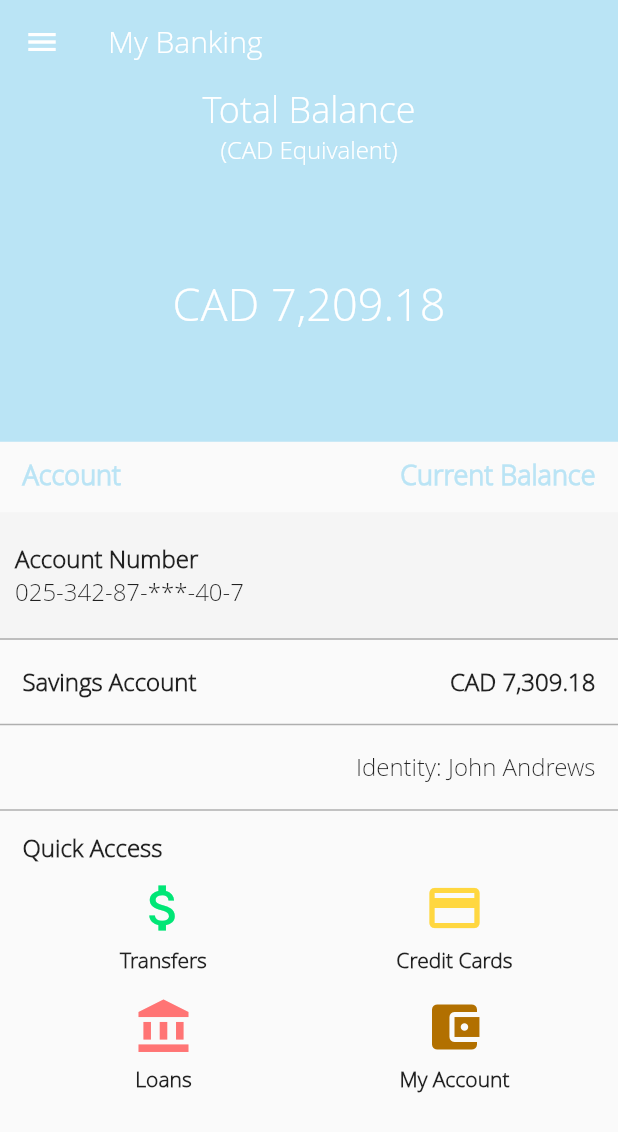
After one commit to Anirudhsfc/GoDashAppTemplate, a Flutter app: the NewAccountDetails screen opened directly, on a phone screen of 412 x 824 dp. The commit adds this screen. Shown: the top 1132 px of the screen. Run offline on Flutter 3.47's test engine with Material 2 defaults, Android fonts, the phone set to English and light mode, and no system bars.

Commit message:
New Account Details

```diff
--- /dev/null
+++ b/lib/pages/NewAccountDetails.dart
@@ -0,0 +1,474 @@
+import 'package:flutter/material.dart';
+import 'package:flutter/cupertino.dart';
+import './TransferPage.dart';
+
+class NewAccountDetails extends StatelessWidget {
+  @override
+  Widget build(BuildContext context) {
+    return Scaffold(
+      appBar: AppBar(
+        title: Text(
+          'My Banking',
+           style: TextStyle(fontFamily: 'opensans', color: Colors.white),
+          ),
+        backgroundColor: Color.fromRGBO(186, 228, 245, 1.0),
+        elevation: 0.0,
+      ),
+      drawer: Drawer(
+        child: ListView(
+          children: <Widget>[
+            Container(
+              height: 155.0,
+              color: Color.fromRGBO(186, 228, 245, 1.0),
+              child: Align(
+                alignment: Alignment.centerLeft,
+                child: Image.asset(
+                  'assets/images/logo.gif',
+                ),
+              ),
+            ),
+            ListTile(
+              leading: Icon(Icons.change_history),
+              title: Text("List1"),
+              onTap: () {},
+            ),
+            ListTile(
+              leading: Icon(Icons.access_alarm),
+              title: Text("List2"),
+              onTap: () {},
+            ),
+            ListTile(
+              leading: Icon(Icons.account_balance),
+              title: Text("List3"),
+              onTap: () {},
+            ),
+            ListTile(
+              leading: Icon(Icons.account_box),
+              title: Text("List4"),
+              onTap: () {},
+            ),
+            ListTile(
+              leading: Icon(Icons.supervisor_account),
+              title: Text("List5"),
+              onTap: () {},
+            ),
+            ListTile(
+              leading: Icon(Icons.account_circle),
+              title: Text("Your Account"),
+              onTap: () {},
+            ),
+          ],
+        ),
+      ),
+      body: Column(
+        // child: Column(
+          mainAxisSize: MainAxisSize.max,
+          mainAxisAlignment: MainAxisAlignment.start,
+          crossAxisAlignment: CrossAxisAlignment.stretch,
+          children: <Widget>[
+            Expanded(
+              child: Container(
+                color: Color.fromRGBO(186, 228, 245, 1.0),
+                child: Column(
+                  children: <Widget>[
+                    Container(
+                      child: Align(
+                        alignment: Alignment.center,
+                        child: Text(
+                          "Total Balance",
+                          style: TextStyle(fontFamily: 'opensans', fontSize: 24.0, color: Colors.white),
+                        ),
+                      ),
+                    ),
+                    Container(
+                      child: Align(
+                        alignment: Alignment.center,
+                        child: Text(
+                          "(CAD Equivalent)",
+                          style: TextStyle(fontFamily: 'opensans', fontSize: 16.0, color: Colors.white),
+                        ),
+                      ),
+                    ),
+                    Expanded(
+                      child: Align(
+                        alignment: Alignment.center,
+                        child: Text(
+                          "CAD 7,209.18",
+                          style: TextStyle(fontFamily: 'opensans', fontSize: 30.0, color: Colors.white),
+                        ),
+                      ),
+                    ),
+                  ]
+                )
+              ),
+            ),
+            // Container(
+            //   child: Container(
+            //     margin: EdgeInsets.only(top: 10.0),
+            //     child: Text(
+            //       "Account                               Current Balance",
+            //       style: TextStyle(fontFamily: 'opensans', fontSize: 18.0, color: Color.fromRGBO(186, 228, 245, 1.0), fontWeight: FontWeight.bold),
+            //     ),
+            //   ),
+            // ),
+            Container(
+              child: Container(
+                margin: EdgeInsets.only(top: 10.0),
+                padding: EdgeInsets.only(left: 15.0, right: 15.0),
+                child: Row(
+                  children: <Widget>[
+                    Expanded(
+                      // padding: EdgeInsets.only(left: 10.0),
+                      child: Align(
+                        alignment: Alignment.centerLeft,
+                        child: Text(
+                          "Account",
+                          style: TextStyle(fontFamily: 'opensans', fontSize: 18.0, color: Color.fromRGBO(186, 228, 245, 1.0), fontWeight: FontWeight.bold),                        ),
+                      ),
+                    ),
+                    Expanded(
+                      // padding: EdgeInsets.only(left: 10.0),
+                      child: Align(
+                        alignment: Alignment.centerRight,
+                        child: Text(
+                          "Current Balance",
+                          style: TextStyle(fontFamily: 'opensans', fontSize: 18.0, color: Color.fromRGBO(186, 228, 245, 1.0), fontWeight: FontWeight.bold),
+                        ),
+                      ),
+                    ),
+                  ]
+                ),
+              ),
+            ),
+            Container(
+              child: Container(
+                margin: EdgeInsets.only(top: 12.0),
+                padding: EdgeInsets.only(top: 20.0, bottom: 20.0),
+                decoration: const BoxDecoration(
+                  border: Border(
+                    bottom: BorderSide(color: Color.fromRGBO(0, 0, 0, 0.3))
+                    ),
+                    color: Color.fromRGBO(245, 245, 245, 1.0),
+                ),
+                child: Column(
+                  children: <Widget>[
+                    Container(
+                      padding: EdgeInsets.only(left: 10.0),
+                      child: Align(
+                        alignment: Alignment.centerLeft,
+                        child: Text(
+                          "Account Number",
+                          style: TextStyle(fontFamily: 'opensans', fontSize: 16.0, fontWeight: FontWeight.bold),                        ),
+                      ),
+                    ),
+                    Container(
+                      padding: EdgeInsets.only(left: 10.0),
+                      child: Align(
+                        alignment: Alignment.centerLeft,
+                        child: Text(
+                          "025-342-87-***-40-7",
+                          style: TextStyle(fontFamily: 'opensans', fontSize: 16.0),
+                        ),
+                      ),
+                    ),
+                  ]
+                ),
+              ),
+            ),
+            Container(
+              child: Container(
+                padding: EdgeInsets.only(top: 17.0, bottom: 17.0, left: 15.0, right:15.0),
+                decoration: const BoxDecoration(
+                  border: Border(
+                    bottom: BorderSide(color: Color.fromRGBO(0, 0, 0, 0.3))
+                    ),
+                ),
+                child: Row(
+                  children: <Widget>[
+                    Expanded(
+                      // padding: EdgeInsets.only(left: 10.0),
+                      child: Align(
+                        alignment: Alignment.centerLeft,
+                        child: Text(
+                          "Savings Account",
+                          style: TextStyle(fontFamily: 'opensans', fontSize: 16.0, fontWeight: FontWeight.bold),                        ),
+                      ),
+                    ),
+                    Expanded(
+                      // padding: EdgeInsets.only(left: 10.0),
+                      child: Align(
+                        alignment: Alignment.centerRight,
+                        child: Text(
+                          "CAD 7,309.18",
+                          style: TextStyle(fontFamily: 'opensans', fontSize: 16.0, fontWeight: FontWeight.bold),
+                        ),
+                      ),
+                    ),
+                  ]
+                ),
+              ),
+            ),
+            // Container(
+            //   child: Container(
+            //     padding: EdgeInsets.only(top: 17.0, bottom: 17.0, left: 15.0, right: 15.0),
+            //     decoration: const BoxDecoration(
+            //       border: Border(
+            //         bottom: BorderSide(color: Color.fromRGBO(0, 0, 0, 0.3))
+            //         ),
+            //     ),
+            //     child: Text(
+            //       "The information is for reference and should not be regarded as a balance confirmation.",
+            //       style: TextStyle(fontFamily: 'opensans', fontSize: 16.0),
+            //       textAlign: TextAlign.justify,
+            //     ),
+            //   ),
+            // ),
+            Container(
+              child: Container(
+                padding: EdgeInsets.only(top: 17.0, bottom: 17.0, left: 15.0, right: 15.0),
+                decoration: const BoxDecoration(
+                  border: Border(
+                    bottom: BorderSide(color: Color.fromRGBO(0, 0, 0, 0.3))
+                    ),
+                ),
+                child: Align(
+                  alignment: Alignment.centerRight,
+                  child: Text(
+                    "Identity: John Andrews",
+                    style: TextStyle(fontFamily: 'opensans', fontSize: 16.0),
+                  ),
+                ),
+              ),
+            ),
+            Container(
+              child: Container(
+                padding: EdgeInsets.only(top: 14.0, bottom: 9.0, left: 15.0, right: 15.0),
+                child: Align(
+                  alignment: Alignment.centerLeft,
+                  child: Text(
+                    "Quick Access",
+                    style: TextStyle(fontFamily: 'opensans', fontSize: 16.0, fontWeight: FontWeight.bold),
+                  ),
+                ),
+              ),
+            ),
+            Expanded(
+              child: Container(
+                padding: EdgeInsets.only(left: 12.0, right: 12.0),
+                child: Column(
+                  children: <Widget>[
+                    Container(
+                      child: Row(
+                        children: <Widget>[
+                          Expanded(
+                            child: Column(
+                              children: <Widget>[
+                                GestureDetector(
+                                  onTap: () {
+                                    Navigator.push(
+                                          context,
+                                          MaterialPageRoute(
+                                            builder: (context) => TransferPage(),
+                                          ),
+                                        );
+                                  },
+                                  child: Icon(
+                                    Icons.attach_money,
+                                    size: 40.0,
+                                    color: Color.fromRGBO(0, 230, 118, 1.0),
+                                  )
+                                ),
+                                Container(
+                                  padding: EdgeInsets.only(top: 5.0),
+                                  alignment: Alignment.center,
+                                  child: Align(
+                                    alignment: Alignment.center,
+                                    child: Text(
+                                      "Transfers",
+                                      style: TextStyle(fontFamily: 'opensans', fontSize: 14.0, fontWeight: FontWeight.bold),
+                                    ),
+                                  ),
+                                )
+                              ]
+                            )
+                          ),
+                          Expanded(
+                            child: Column(
+                              children: <Widget>[
+                                Container(
+                                  child: Icon(
+                                    Icons.credit_card,
+                                    size: 40.0,
+                                    color: Color.fromRGBO(255, 215, 64, 1.0),
+                                  )
+                                ),
+                                Container(
+                                  padding: EdgeInsets.only(top: 5.0),
+                                  alignment: Alignment.center,
+                                  child: Align(
+                                    alignment: Alignment.center,
+                                    child: Text(
+                                      "Credit Cards",
+                                      style: TextStyle(fontFamily: 'opensans', fontSize: 14.0, fontWeight: FontWeight.bold),
+                                    ),
+                                  ),
+                                )
+                              ]
+                            )
+                          ),
+                          // Expanded(
+                          //   child: Column(
+                          //     children: <Widget>[
+                          //       Container(
+                          //         child: Icon(
+                          //           Icons.account_balance_wallet,
+                          //           size: 40.0,
+                          //         )
+                          //       ),
+                          //       Container(
+                          //         alignment: Alignment.center,
+                          //         child: Align(
+                          //           alignment: Alignment.center,
+                          //           child: Text(
+                          //             "My Account",
+                          //             style: TextStyle(fontFamily: 'opensans', fontSize: 14.0, fontWeight: FontWeight.bold),
+                          //           ),
+                          //         ),
+                          //       )
+                          //     ]
+                          //   )
+                          // ),
+                          // Expanded(
+                          //   child: Column(
+                          //     children: <Widget>[
+                          //       Container(
+                          //         child: Icon(
+                          //           Icons.account_balance_wallet,
+                          //           size: 40.0,
+                          //         )
+                          //       ),
+                          //       Container(
+                          //         alignment: Alignment.center,
+                          //         child: Align(
+                          //           alignment: Alignment.center,
+                          //           child: Text(
+                          //             "My Account",
+                          //             style: TextStyle(fontFamily: 'opensans', fontSize: 14.0, fontWeight: FontWeight.bold),
+                          //           ),
+                          //         ),
+                          //       )
+                          //     ]
+                          //   )
+                          // ),
+                        ]
+                      ),
+                    ),
+                    Container(
+                      padding: EdgeInsets.only(top: 15.0, bottom: 7.0),
+                      child: Row(
+                        children: <Widget>[
+                          Expanded(
+                            child: Column(
+                              children: <Widget>[
+                                Container(
+                                  child: Icon(
+                                    Icons.account_balance,
+                                    size: 40.0,
+                                    color: Color.fromRGBO(255, 116, 116, 1.0),
+                                  )
+                                ),
+                                Container(
+                                  padding: EdgeInsets.only(top: 5.0),
+                                  alignment: Alignment.center,
+                                  child: Align(
+                                    alignment: Alignment.center,
+                                    child: Text(
+                                      "Loans",
+                                      style: TextStyle(fontFamily: 'opensans', fontSize: 14.0, fontWeight: FontWeight.bold),
+                                    ),
+                                  ),
+                                )
+                              ]
+                            )
+                          ),
+                          Expanded(
+                            child: Column(
+                              children: <Widget>[
+                                Container(
+                                  child: Icon(
+                                    Icons.account_balance_wallet,
+                                    size: 40.0,
+                                    color: Color.fromRGBO(178, 112, 0, 1.0),
+                                  )
+                                ),
+                                Container(
+                                  padding: EdgeInsets.only(top: 5.0),
+                                  alignment: Alignment.center,
+                                  child: Align(
+                                    alignment: Alignment.center,
+                                    child: Text(
+                                      "My Account",
+                                      style: TextStyle(fontFamily: 'opensans', fontSize: 14.0, fontWeight: FontWeight.bold),
+                                    ),
+                                  ),
+                                )
+                              ]
+                            )
+                          ),
+                          // Expanded(
+                          //   child: Column(
+                          //     children: <Widget>[
+                          //       Container(
+                          //         child: Icon(
+                          //           Icons.account_balance_wallet,
+                          //           size: 40.0,
+                          //         )
+                          //       ),
+                          //       Container(
+                          //         alignment: Alignment.center,
+                          //         child: Align(
+                          //           alignment: Alignment.center,
+                          //           child: Text(
+                          //             "My Account",
+                          //             style: TextStyle(fontFamily: 'opensans', fontSize: 14.0, fontWeight: FontWeight.bold),
+                          //           ),
+                          //         ),
+                          //       )
+                          //     ]
+                          //   )
+                          // ),
+                          // Expanded(
+                          //   child: Column(
+                          //     children: <Widget>[
+                          //       Container(
+                          //         child: Icon(
+                          //           Icons.account_balance_wallet,
+                          //           size: 40.0,
+                          //         )
+                          //       ),
+                          //       Container(
+                          //         alignment: Alignment.center,
+                          //         child: Align(
+                          //           alignment: Alignment.center,
+                          //           child: Text(
+                          //             "My Account",
+                          //             style: TextStyle(fontFamily: 'opensans', fontSize: 14.0, fontWeight: FontWeight.bold),
+                          //           ),
+                          //         ),
+                          //       )
+                          //     ]
+                          //   )
+                          // ),
+                        ]
+                      ),
+                    ),
+                  ]
+                )
+              ),
+            ),
+          ],
+        ),
+      // ),
+    );
+  }
+}
--- a/lib/pages/TransferPage.dart
+++ b/lib/pages/TransferPage.dart
@@ -2,7 +2,9 @@ import 'dart:async';
 
 import 'package:flutter/material.dart';
 import 'package:flutter/cupertino.dart';
+import './NewAccountDetails.dart';
 import './AccountDetails.dart';
+
 
 class TransferPage extends StatelessWidget {
   final money = Container(
@@ -412,7 +414,7 @@ class TransferPage extends StatelessWidget {
                                 Navigator.push(
                                   context,
                                   MaterialPageRoute(
-                                    builder: (context) => AccountDetails(),
+                                    builder: (context) => NewAccountDetails(),
                                   ),
                                 );
                               },
```
